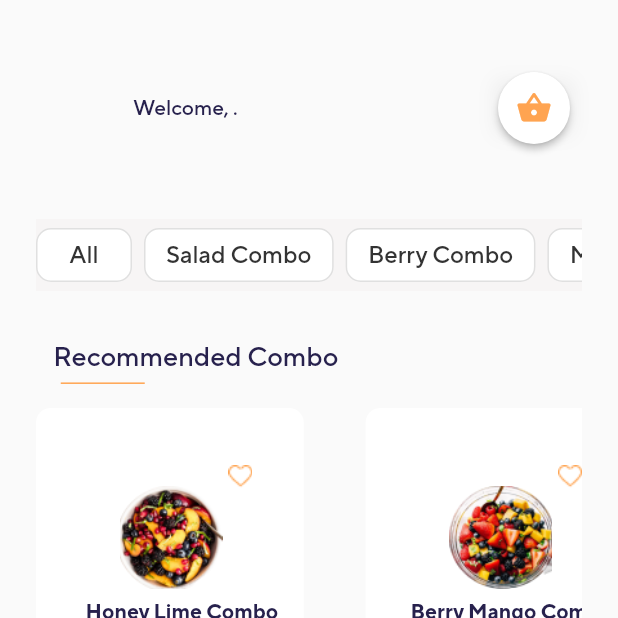
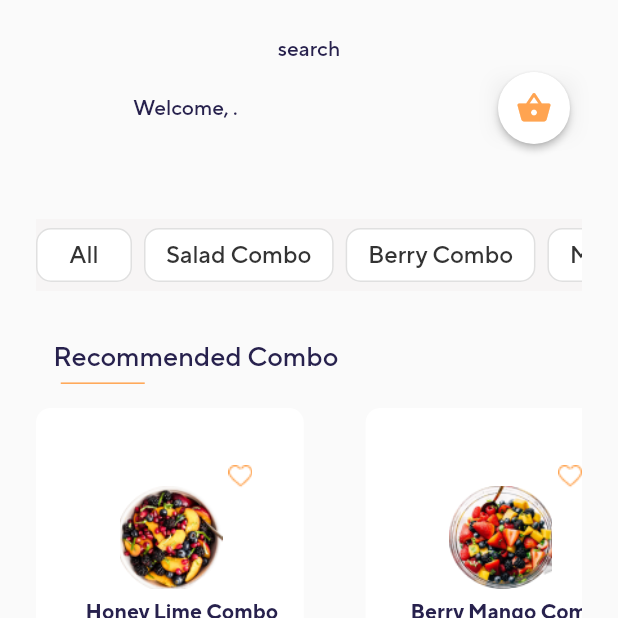
Before and after one commit to Andrey-Matos/sprint-2, a Flutter app: the MainScreen screen opened directly with empty values, on a phone screen of 412 x 824 dp, the top half of it. Run offline on Flutter 3.47's test engine with Material 2 defaults, Android fonts, the phone set to English and light mode, and no system bars.

Commit message:
fix: routing

```diff
--- a/lib/main.dart
+++ b/lib/main.dart
@@ -1,6 +1,7 @@
 import 'package:desafio_2/providers/cartProvider.dart';
 import 'package:desafio_2/screens/addToBasketScreen.dart';
 import 'package:desafio_2/screens/mainScreen.dart';
+import 'package:desafio_2/screens/order_complete_screen.dart';
 import 'package:desafio_2/screens/splash.dart';
 import 'package:flutter/material.dart';
 import 'package:provider/provider.dart';
@@ -28,6 +29,6 @@ class MyApp extends StatelessWidget {
                 ),
               ),
             ),
-            home: Splash()));
+            home: OrderCompleteScreen()));
   }
 }
--- a/lib/providers/cartProvider.dart
+++ b/lib/providers/cartProvider.dart
@@ -61,11 +61,6 @@ class CartProvider with ChangeNotifier {
     _cartList = [];
   }
 
-  set init(value) {
-    _totalPrice = _platePriceSum = 0;
-    notifyListeners();
-  }
-
   void increment() {
     _quantity++;
     _platePriceSum = _platePrice * _quantity;
--- a/lib/screens/mainScreen.dart
+++ b/lib/screens/mainScreen.dart
@@ -23,7 +23,10 @@ class _MainScreenState extends State<MainScreen> {
         padding: const EdgeInsets.all(24),
         child: Column(
           children: [
-            const SizedBox(height: 24),
+            const SizedBox(
+              height: 24,
+              child: Text('search'),
+            ),
             Row(
               mainAxisAlignment: MainAxisAlignment.spaceBetween,
               children: [
--- a/lib/screens/order_complete_screen.dart
+++ b/lib/screens/order_complete_screen.dart
@@ -15,7 +15,7 @@ class OrderCompleteScreen extends StatelessWidget {
           children: [
             Padding(
               padding: EdgeInsets.only(top: 150),
-              child: Image.asset('assets/images/order_compelte.png'),
+              child: Image.asset('assets/images/order_complete.png'),
             ),
             Padding(
               padding: EdgeInsets.only(top: 150),
```
Also changed, not shown: lib/screens/addToBasketScreen.dart (+4 -4 lines).
